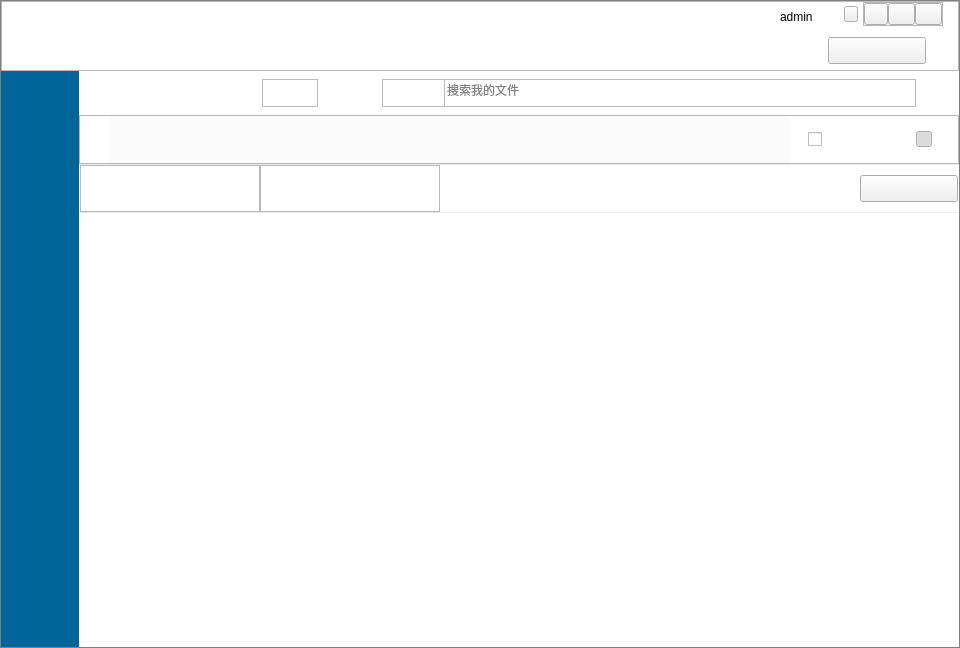
This is src/NetDisk/mainwidget.ui in birdman1992/NetDisk as Qt 5 draws it before an edit. The edited form follows.
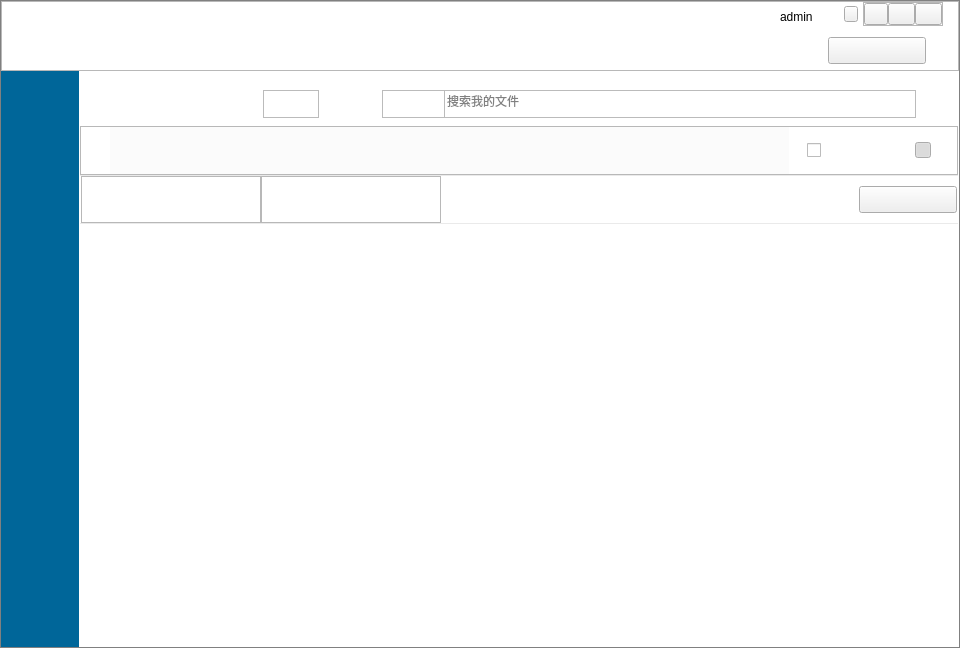
This is the edited form. Icons and pictures are not drawn.

The edit to the form file:
```diff
--- a/src/NetDisk/mainwidget.ui
+++ b/src/NetDisk/mainwidget.ui
@@ -497,7 +497,7 @@
      </property>
      <item>
       <widget class="QFrame" name="mainPanel">
-       <layout class="QHBoxLayout" name="horizontalLayout_3" stretch="1,10">
+       <layout class="QHBoxLayout" name="horizontalLayout_3" stretch="1,0">
         <property name="spacing">
          <number>0</number>
         </property>
@@ -623,10 +623,33 @@
          </widget>
         </item>
         <item>
+         <widget class="QStackedWidget" name="stackedPanel">
+          <widget class="QWidget" name="page_5">
+           <layout class="QVBoxLayout" name="verticalLayout_5">
+            <property name="leftMargin">
+             <number>0</number>
+            </property>
+            <property name="topMargin">
+             <number>0</number>
+            </property>
+            <property name="rightMargin">
+             <number>0</number>
+            </property>
+            <property name="bottomMargin">
+             <number>0</number>
+            </property>
+            <item>
+             <widget class="QFrame" name="folders">
          <layout class="QVBoxLayout" name="verticalLayout" stretch="1000,1000,1000,1000,1">
           <property name="spacing">
            <number>0</number>
           </property>
+               <property name="leftMargin">
+                <number>1</number>
+               </property>
+               <property name="rightMargin">
+                <number>1</number>
+               </property>
           <item>
            <widget class="QFrame" name="frame_2">
             <property name="sizePolicy">
@@ -1456,6 +1479,12 @@
            </spacer>
           </item>
          </layout>
+             </widget>
+            </item>
+           </layout>
+          </widget>
+          <widget class="QWidget" name="myShare"/>
+         </widget>
         </item>
        </layout>
       </widget>
```
Lines whose indentation alone changed are shown as unchanged.
